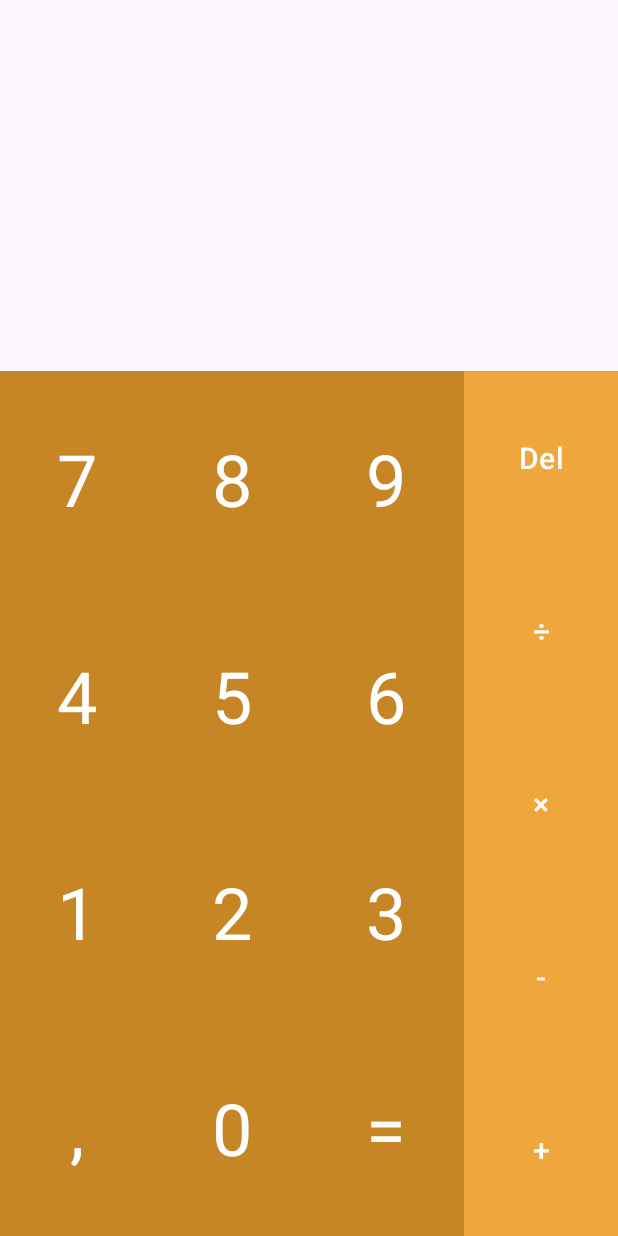
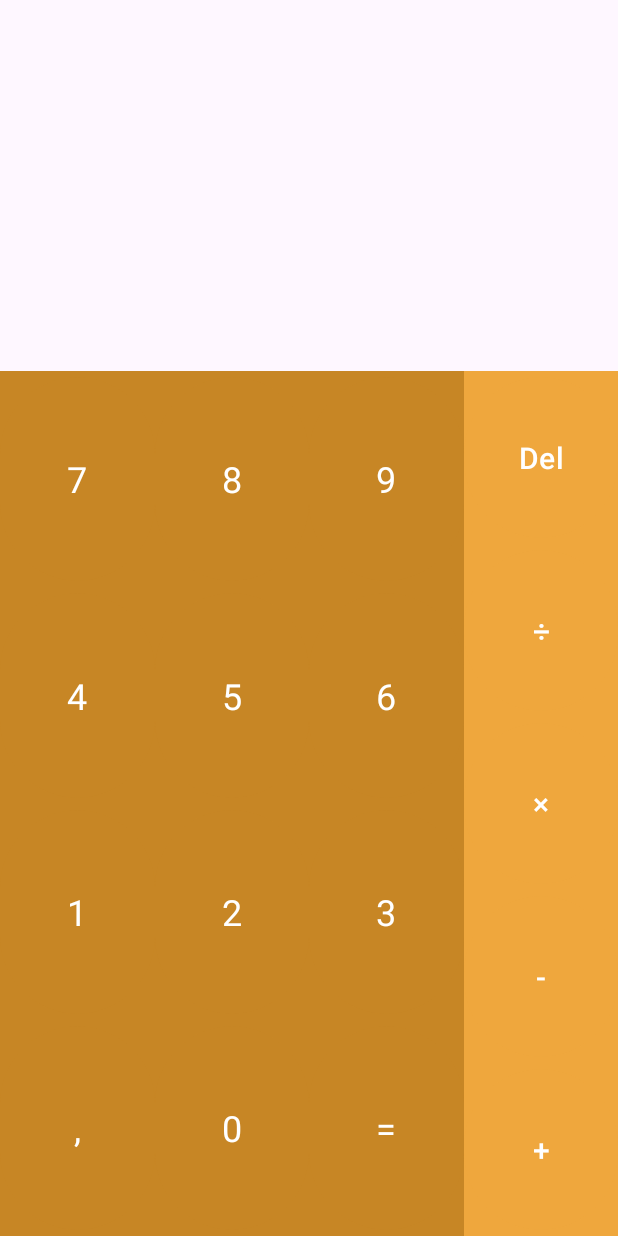
Before and after one commit to gabrielmjr/CalcFusion, an Android app: the screen it shows after launch (MainActivity), on a phone screen of 412 x 824 dp. Run offline under Robolectric (Android 15) with nearby library versions, the phone set to English and light mode, and no system bars.

Commit message:
chore: resized calculator buttons

```diff
--- a/app/src/main/res/values/themes.xml
+++ b/app/src/main/res/values/themes.xml
@@ -8,7 +8,7 @@
     </style>
 
     <style name="CalcVision.Button.Calculator" parent="">
-        <item name="android:textAppearance">@style/TextAppearance.MaterialComponents.Headline3</item>
+        <item name="android:textAppearance">@style/TextAppearance.MaterialComponents.Headline5</item>
         <item name="backgroundTint">@color/background_calculator_buttons</item>
     </style>
 
```
